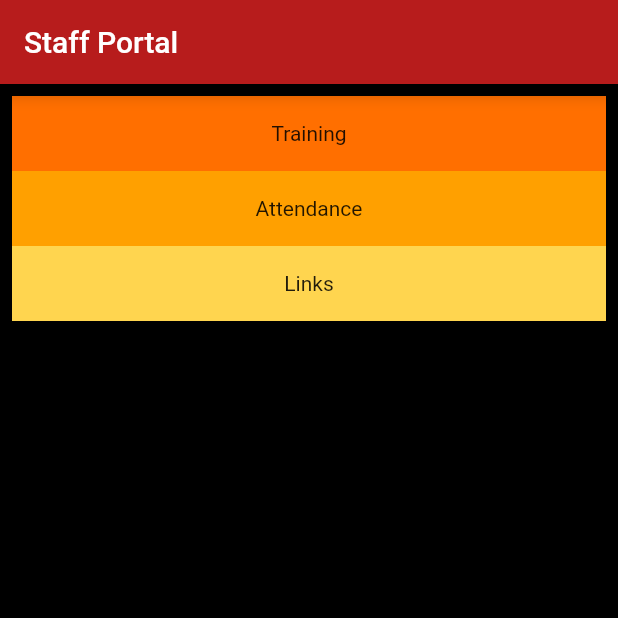
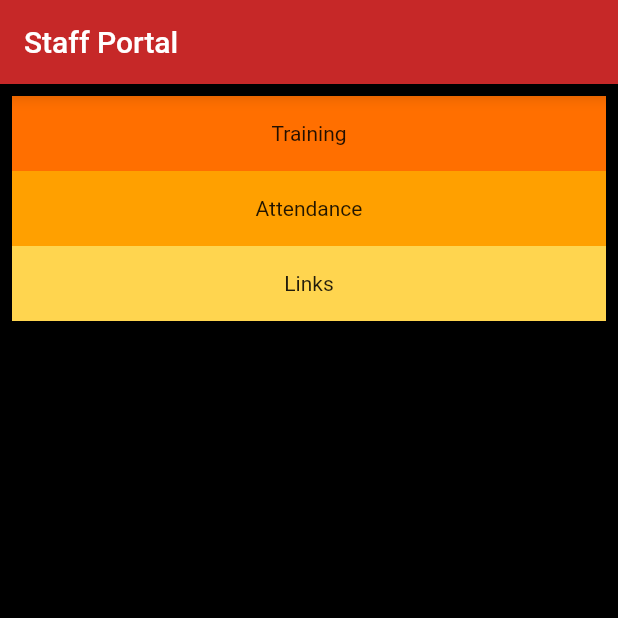
Before and after one commit to ICDtech/blog_app, a Flutter app: the screen it shows after launch, on a phone screen of 412 x 824 dp, the top half of it. Run offline on Flutter 3.47's test engine with Material 2 defaults, Android fonts, the phone set to English and light mode, and no system bars.

Commit message:
changed line 14 to 800

```diff
--- a/lib/main.dart
+++ b/lib/main.dart
@@ -11,7 +11,7 @@ class MyApp extends StatelessWidget {
       home: Scaffold(
         backgroundColor: Colors.black,
         appBar: AppBar(
-          backgroundColor: Colors.red[900],
+          backgroundColor: Colors.red[800],
           title: const Text('Staff Portal'),
         ),
         body: ListView(
```
